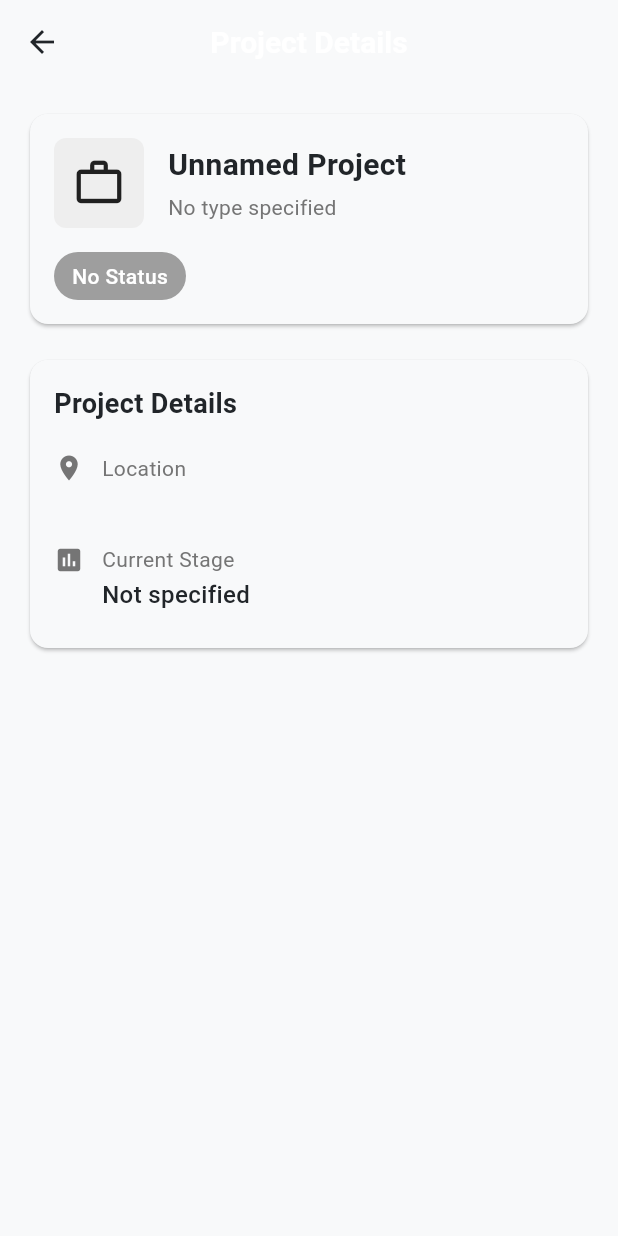
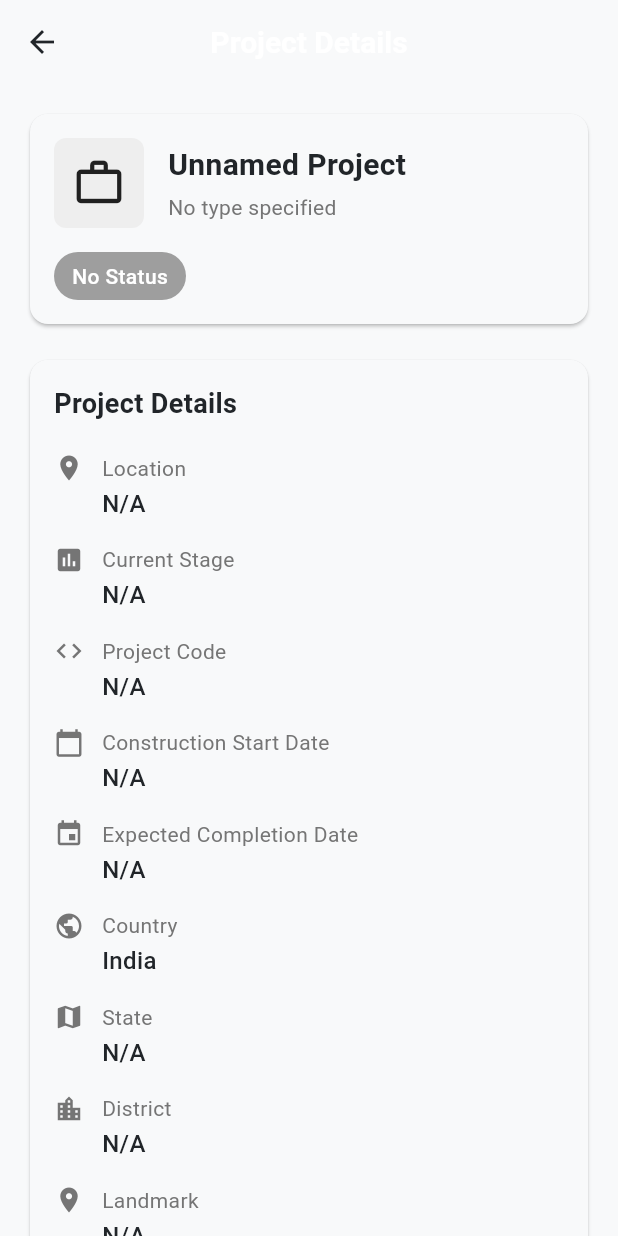
Before and after one commit to vara-prasad-f9/app-bharat-demo, a Flutter app: the ProjectDetailsScreen screen opened directly with empty values, on a phone screen of 412 x 824 dp. Run offline on Flutter 3.47's test engine with Material 3 defaults, Android fonts, the phone set to English and light mode, and no system bars; our stand-ins replace flutter_riverpod, geocoding, geolocator, go_router, image_picker, shared_preferences; accounts and stored records are empty; network calls fail.

Commit message:
added new styles

```diff
--- a/lib/screens/project/project_details_screen.dart
+++ b/lib/screens/project/project_details_screen.dart
@@ -104,9 +104,35 @@ class ProjectDetailsScreen extends StatelessWidget {
                     ),
                     const SizedBox(height: 12),
                     _buildDetailRow(Icons.location_on, 'Location',
-                        '${project.city ?? ''}${project.area != null ? ', ${project.area}' : ''}'),
+                        '${project.city ?? 'N/A'}${project.area != null ? ', ${project.area}' : ''}'),
                     _buildDetailRow(Icons.assessment, 'Current Stage',
-                        project.currentStage ?? 'Not specified'),
+                        project.currentStage ?? 'N/A'),
+                    _buildDetailRow(Icons.code, 'Project Code',
+                        project.projectCode ?? 'N/A'),
+                    _buildDetailRow(Icons.calendar_today, 'Construction Start Date',
+                        project.constructionStartDate != null
+                            ? _formatDate(project.constructionStartDate!)
+                            : 'N/A'),
+                    _buildDetailRow(Icons.event, 'Expected Completion Date',
+                        project.expectedCompletionDate != null
+                            ? _formatDate(project.expectedCompletionDate!)
+                            : 'N/A'),
+                    _buildDetailRow(Icons.public, 'Country',
+                        project.country.isNotEmpty ? project.country : 'N/A'),
+                    _buildDetailRow(Icons.map, 'State',
+                        project.state ?? 'N/A'),
+                    _buildDetailRow(Icons.location_city, 'District',
+                        project.district ?? 'N/A'),
+                    _buildDetailRow(Icons.place, 'Landmark',
+                        project.landmark ?? 'N/A'),
+                    _buildDetailRow(Icons.mail, 'Pincode',
+                        project.pincode ?? 'N/A'),
+                    _buildDetailRow(Icons.home, 'Full Address',
+                        project.fullAddress ?? 'N/A'),
+                    _buildDetailRow(Icons.gps_fixed, 'Coordinates',
+                        (project.latitude != null && project.longitude != null)
+                            ? '${project.latitude!.toStringAsFixed(6)}, ${project.longitude!.toStringAsFixed(6)}'
+                            : 'N/A'),
                   ],
                 ),
               ),
@@ -115,7 +141,6 @@ class ProjectDetailsScreen extends StatelessWidget {
             const SizedBox(height: 16),
 
             // Owner Details
-            if (project.ownerName != null || project.ownerPhoneNumber != null || project.ownerEmail != null) ...[
             Card(
               child: Padding(
                 padding: const EdgeInsets.all(16.0),
@@ -130,18 +155,61 @@ class ProjectDetailsScreen extends StatelessWidget {
                       ),
                     ),
                     const SizedBox(height: 12),
-                      if (project.ownerName != null)
-                        _buildDetailRow(Icons.person, 'Name', project.ownerName!),
-                      if (project.ownerPhoneNumber != null)
-                        _buildDetailRow(Icons.phone, 'Phone', project.ownerPhoneNumber!),
-                      if (project.ownerEmail != null)
-                        _buildDetailRow(Icons.email, 'Email', project.ownerEmail!),
+                    _buildDetailRow(Icons.person, 'Name', project.ownerName ?? 'N/A'),
+                    _buildDetailRow(Icons.phone, 'Phone', project.ownerPhoneNumber ?? 'N/A'),
+                    _buildDetailRow(Icons.email, 'Email', project.ownerEmail ?? 'N/A'),
                   ],
                 ),
               ),
             ),
+
             const SizedBox(height: 16),
+
+            // Supervisor Details
+            Card(
+              child: Padding(
+                padding: const EdgeInsets.all(16.0),
+                child: Column(
+                  crossAxisAlignment: CrossAxisAlignment.start,
+                  children: [
+                    const Text(
+                      'Supervisor Details',
+                      style: TextStyle(
+                        fontSize: 18,
+                        fontWeight: FontWeight.bold,
+                      ),
+                    ),
+                    const SizedBox(height: 12),
+                    _buildDetailRow(Icons.person, 'Name', project.supervisorName ?? 'N/A'),
+                    _buildDetailRow(Icons.phone, 'Phone', project.supervisorPhoneNumber ?? 'N/A'),
                   ],
+                ),
+              ),
+            ),
+
+            const SizedBox(height: 16),
+
+            // Watchman Details
+            Card(
+              child: Padding(
+                padding: const EdgeInsets.all(16.0),
+                child: Column(
+                  crossAxisAlignment: CrossAxisAlignment.start,
+                  children: [
+                    const Text(
+                      'Watchman Details',
+                      style: TextStyle(
+                        fontSize: 18,
+                        fontWeight: FontWeight.bold,
+                      ),
+                    ),
+                    const SizedBox(height: 12),
+                    _buildDetailRow(Icons.person, 'Name', project.watchmanName ?? 'N/A'),
+                    _buildDetailRow(Icons.phone, 'Phone', project.watchmanPhoneNumber ?? 'N/A'),
+                  ],
+                ),
+              ),
+            ),
           ],
         ),
       ),
@@ -169,7 +237,7 @@ class ProjectDetailsScreen extends StatelessWidget {
                 ),
                 const SizedBox(height: 2),
                 Text(
-                  value ?? 'Not specified',
+                  value ?? 'N/A',
                   style: const TextStyle(
                     fontSize: 16,
                     fontWeight: FontWeight.w500,
@@ -193,4 +261,8 @@ class ProjectDetailsScreen extends StatelessWidget {
         return Colors.grey;
     }
   }
+
+  String _formatDate(DateTime date) {
+    return '${date.day.toString().padLeft(2, '0')}-${date.month.toString().padLeft(2, '0')}-${date.year}';
   }
+}
--- a/lib/screens/project/widgets/basic_details_step.dart
+++ b/lib/screens/project/widgets/basic_details_step.dart
@@ -148,7 +148,7 @@ class _BasicDetailsStepState extends State<BasicDetailsStep> {
                       ),
                       validator: (value) {
                         if (value == null || value.isEmpty) {
-                          return 'Please select a project type';
+                          return null; // Return null to prevent default error display
                         }
                         return null;
                       },
```
Also changed, not shown: assets/images/noImageAvailable.jpg (added). Lines whose indentation alone changed are shown as unchanged.
